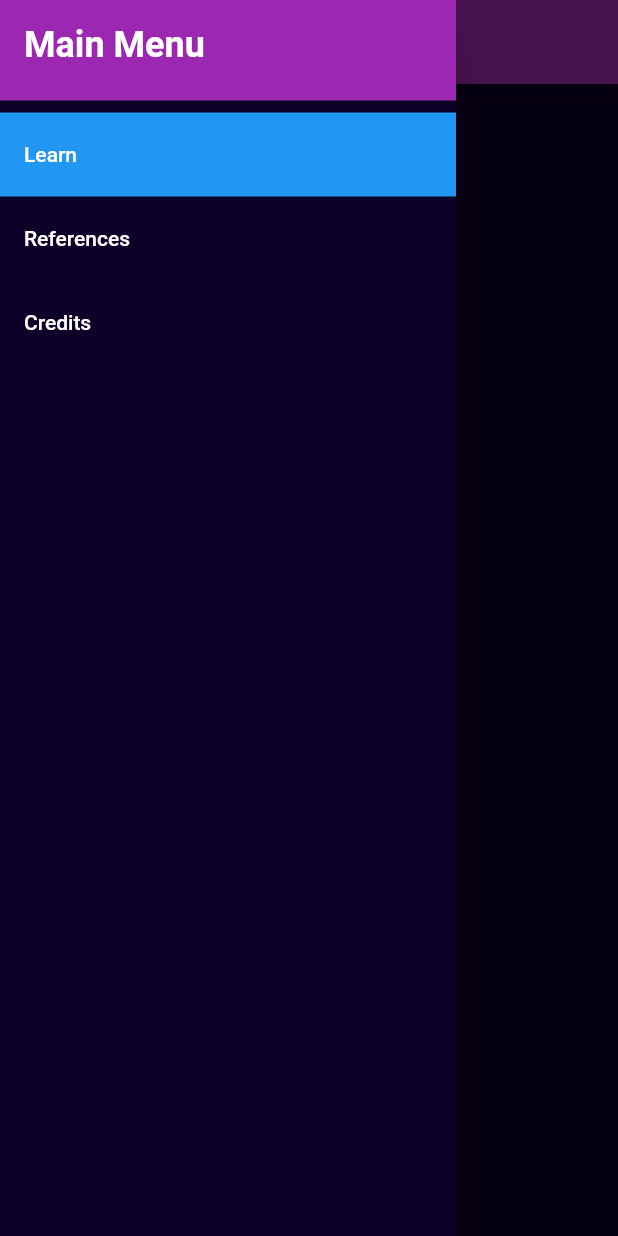
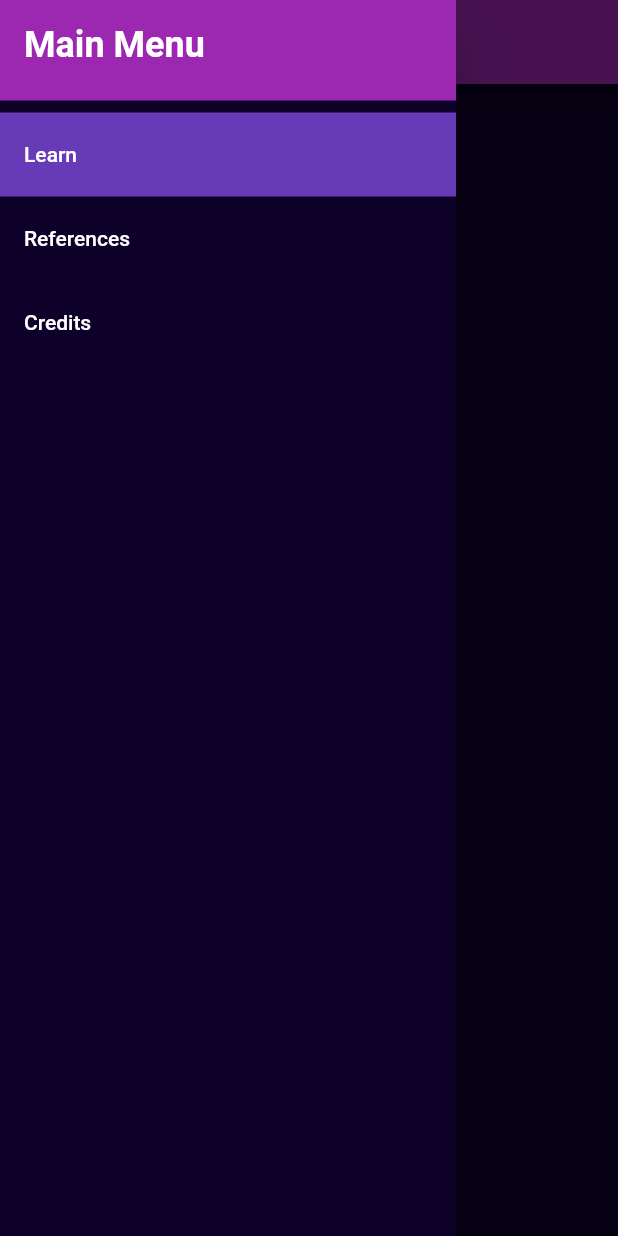
Before and after one commit to jamez2128/pc-buddy, a Flutter app: the screen it shows after launch, with the side drawer open, on a phone screen of 412 x 824 dp. Run offline on Flutter 3.47's test engine with Material 2 defaults, Android fonts, the phone set to English and light mode, and no system bars.

Commit message:
Changed color of the selected menu

```diff
--- a/lib/main.dart
+++ b/lib/main.dart
@@ -79,7 +79,7 @@ class _HomeState extends State<Home> {
     ];
     for (int i = 0; i < navMenuOptions.length; i++) {
       menu.add(ListTile(
-        tileColor: selected == i ? Colors.blue : Colors.transparent,
+        tileColor: selected == i ? Colors.deepPurple : Colors.transparent,
         title: Text(
           navMenuOptions[i],
           style: TextStyle(
```
